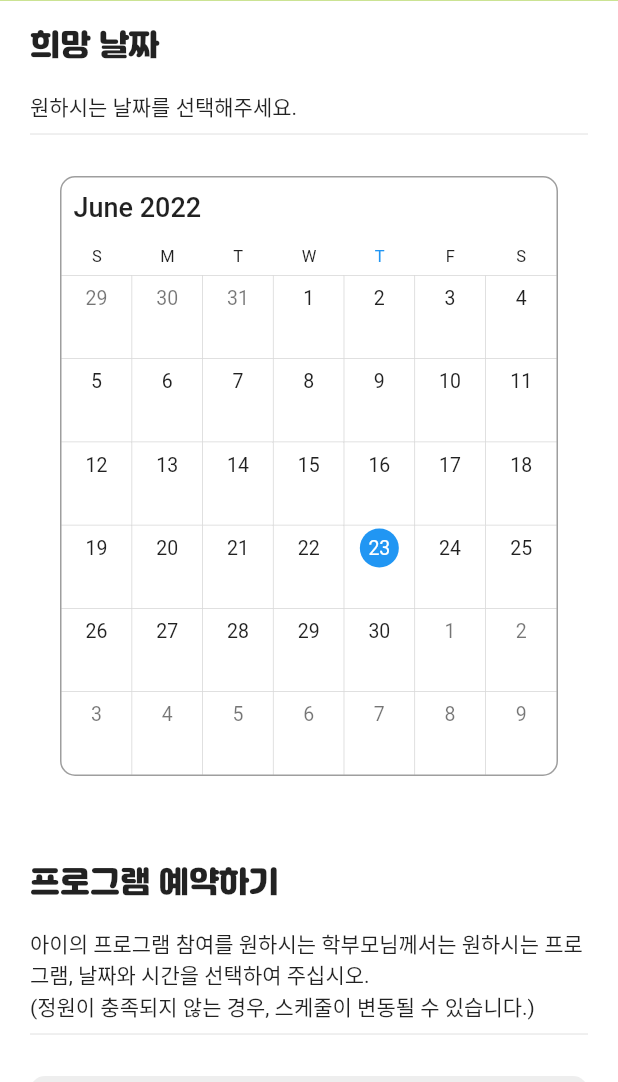
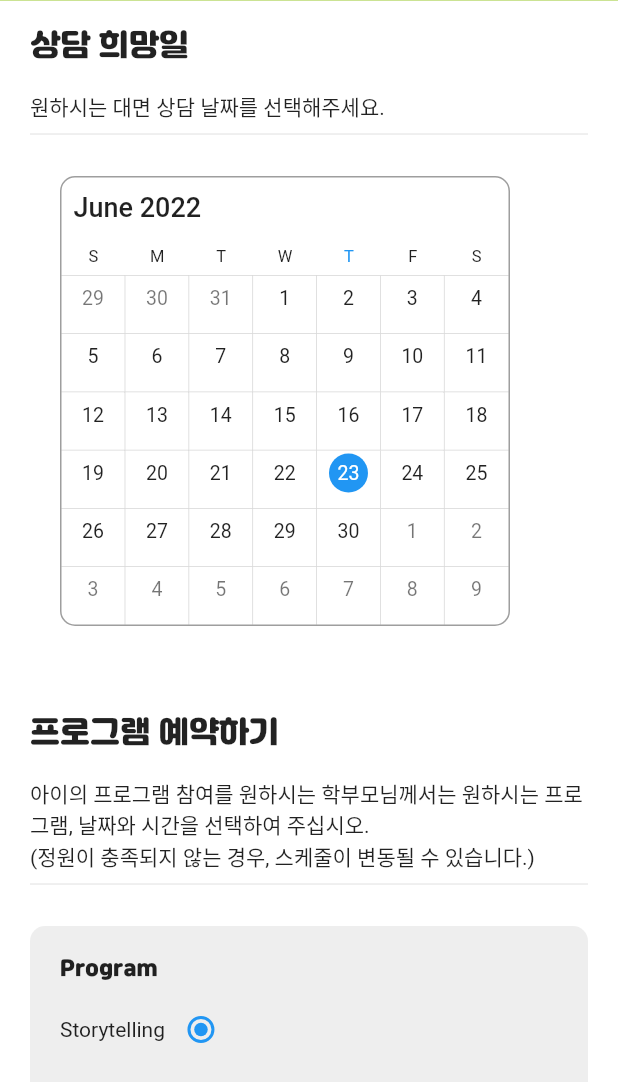
Before and after one commit to mirk098718/gi_english_website, a Flutter app: the CafeReservationPage widget shown alone on an empty page, opened directly, on a phone screen of 412 x 824 dp, the part 154-1236 px from its top. Run offline on Flutter 3.47's test engine with Material 2 defaults, Android fonts, the phone set to English and light mode, and no system bars; drawn by our look-alikes of syncfusion_flutter_calendar; our stand-ins replace shared_preferences; missing offline and left inert: shared_preferences_web; accounts and stored records are empty.

Commit message:
Visitor Division

```diff
--- a/lib/cafePages/CafeReservationPage.dart
+++ b/lib/cafePages/CafeReservationPage.dart
@@ -1,16 +1,18 @@
 import 'package:flutter/cupertino.dart';
 import 'package:flutter/material.dart';
-import 'package:gi_english_website/cafePages/CafeAboutPage.dart';
 import 'package:gi_english_website/class/Visitor.dart';
+import 'package:gi_english_website/util/JsonUtil.dart';
 import 'package:gi_english_website/util/MenuUtil.dart';
-import 'package:gi_english_website/util/MyWidget.dart';
 import 'package:gi_english_website/util/MyWidget.dart';
 import 'package:gi_english_website/util/Palette.dart';
 import 'package:gi_english_website/util/SnackbarUtil.dart';
 import 'package:gi_english_website/widget/EasyRadio.dart';
 import 'package:gi_english_website/widget/MobileCafeLayout.dart';
 import 'package:gi_english_website/widget/WebCafeLayout.dart';
+import 'package:shared_preferences/shared_preferences.dart';
 import 'package:syncfusion_flutter_calendar/calendar.dart';
+import '../class/CafeVisitor.dart';
+import '../util/DialogUtil.dart';
 
 class CafeReservationPage extends StatefulWidget {
   const CafeReservationPage({Key? key}) : super(key: key);
@@ -21,18 +23,21 @@ class CafeReservationPage extends StatefulWidget {
 
 class _CafeReservationPageState extends State<CafeReservationPage> {
   late CafeReservationPageService s;
-  Visitor visitor = Visitor.init();
+  late CafeVisitor cafeVisitor;
   MyGroupValue periodMyGroupValue = MyGroupValue("");
   MyGroupValue programMyGroupValue = MyGroupValue("program1");
-
-  final childNameController = TextEditingController();
-  final parentNameController = TextEditingController();
-  final childAgeController = TextEditingController();
-  final parentContactController = TextEditingController();
 
   @override
   void initState() {
     s = CafeReservationPageService(this);
+    cafeVisitor = CafeVisitor(
+      childName: "",
+      childAge: 0,
+      parentName: "",
+      parentNumber: "",
+      program: programMyGroupValue.value,
+      programPeriod: periodMyGroupValue.value,
+    );
   }
 
   @override
@@ -172,7 +177,7 @@ class _CafeReservationPageState extends State<CafeReservationPage> {
   Widget weekdayPeriodRadio() {
     void onChanged(MyGroupValue myGroupValue) {
       periodMyGroupValue = myGroupValue;
-      visitor.programPeriod = periodMyGroupValue.value;
+      cafeVisitor.programPeriod = periodMyGroupValue.value;
       SnackbarUtil.showSnackBar("${periodMyGroupValue.value} 선택", context);
     }
 
@@ -214,7 +219,7 @@ class _CafeReservationPageState extends State<CafeReservationPage> {
   Widget saturdayPeriodRadio() {
     void onChanged(MyGroupValue myGroupValue) {
       periodMyGroupValue = myGroupValue;
-      visitor.programPeriod = periodMyGroupValue.value;
+      cafeVisitor.programPeriod = periodMyGroupValue.value;
       SnackbarUtil.showSnackBar("${periodMyGroupValue.value} 선택", context);
     }
 
@@ -270,7 +275,7 @@ class _CafeReservationPageState extends State<CafeReservationPage> {
   Widget sundayPeriodRadio() {
     void onChanged(MyGroupValue myGroupValue) {
       periodMyGroupValue = myGroupValue;
-      visitor.programPeriod = periodMyGroupValue.value;
+      cafeVisitor.programPeriod = periodMyGroupValue.value;
       SnackbarUtil.showSnackBar("${periodMyGroupValue.value} 선택", context);
     }
 
@@ -319,7 +324,7 @@ class _CafeReservationPageState extends State<CafeReservationPage> {
   Widget programRadio() {
     void onChanged(MyGroupValue myGroupValue) {
       programMyGroupValue = myGroupValue;
-      visitor.program = programMyGroupValue.value;
+      cafeVisitor.program = programMyGroupValue.value;
       SnackbarUtil.showSnackBar("${programMyGroupValue.value} 선택", context);
     }
 
@@ -445,41 +450,34 @@ class _CafeReservationPageState extends State<CafeReservationPage> {
           height: 20,
         ),
         Text("아이 이름"),
-        roundEdgeTextField(childNameController),
+        MyWidget.roundEdgeTextFieldVisitorVer(onChanged: (text) {
+          cafeVisitor.childName = text;
+        }),
         SizedBox(
           height: 20,
         ),
         Text("아이 연령"),
-        roundEdgeTextField(childAgeController),
+        MyWidget.roundEdgeTextFieldVisitorVer(onChanged: (text) {
+          cafeVisitor.childAge = int.tryParse(text) ?? 0;
+        }),
         SizedBox(
           height: 20,
         ),
         Text("보호자님 성함"),
-        roundEdgeTextField(parentNameController),
+        MyWidget.roundEdgeTextFieldVisitorVer(onChanged: (text) {
+          cafeVisitor.parentName = text;
+        }),
         SizedBox(
           height: 20,
         ),
         Text("보호자님 연락처"),
-        roundEdgeTextField(parentContactController),
+        MyWidget.roundEdgeTextFieldVisitorVer(onChanged: (text) {
+          cafeVisitor.parentNumber = text;
+        }),
         SizedBox(
           height: 20,
         ),
       ],
-    );
-  }
-
-  Widget roundEdgeTextField(TextEditingController controller) {
-    return Container(
-      padding: EdgeInsets.only(top: 7, bottom: 7),
-      width: 500,
-      color: Colors.transparent,
-      child: TextField(
-        decoration: InputDecoration(
-          filled: true,
-          fillColor: Colors.white,
-          border: OutlineInputBorder(borderRadius: BorderRadius.circular(10)),
-        ),
-      ),
     );
   }
 
@@ -550,7 +548,7 @@ class _CafeReservationPageState extends State<CafeReservationPage> {
         child: Column(
           children: [
             // mobileMainImage(),
-            leftBox(),
+            mobileCalendarBox(),
             content(),
             SizedBox(height: 51, child: MyWidget.mobileCafeFooter())
           ],
@@ -604,6 +602,58 @@ class _CafeReservationPageState extends State<CafeReservationPage> {
       ),
     );
   }
+
+  Widget mobileCalendarBox() {
+    return Container(
+      padding: EdgeInsets.all(20),
+      child: Column(
+        mainAxisAlignment: MainAxisAlignment.start,
+        crossAxisAlignment: CrossAxisAlignment.start,
+        children: [
+          Text(
+            "상담 희망일",
+            style: TextStyle(fontFamily: "Jalnan", fontSize: 20),
+          ),
+          SizedBox(height: 20),
+          Text("원하시는 대면 상담 날짜를 선택해주세요."),
+          Divider(),
+          Container(
+            width: 300,
+            height: 300,
+            alignment: Alignment.center,
+            margin: EdgeInsets.all(20),
+            decoration: BoxDecoration(
+              borderRadius: BorderRadius.circular(10),
+              border: Border.all(
+                width: 1,
+                color: Colors.grey,
+              ),
+            ),
+            child: SfCalendar(
+              view: CalendarView.month,
+              onTap: (CalendarTapDetails calendarTapDetails) {
+                // DateTime dateTime = DateTime.now();
+                DateTime? dateTime = calendarTapDetails.date;
+                if (dateTime != null) {
+                  // dateTime = dateTime.subtract(Duration(hours: 1));
+                  // dateTime = dateTime.add(Duration(hours: 1));
+                  // dateTime.isAfter(other);
+                  // dateTime.isBefore(other);
+
+                  //마감일과 현재일을 비교. 마감일을 넘겼는가? 마감일을 넘기지 않았는가?
+
+                  //DateTime이라는 자료형이 있음. (dart꺼)
+                  //이 녀석이 날짜를 표현.
+                  print(
+                      "opnTap calendarTapDetails.date:${calendarTapDetails.date}");
+                }
+              },
+            ),
+          ),
+        ],
+      ),
+    );
+  }
 }
 
 class CafeReservationPageService {
@@ -611,64 +661,15 @@ class CafeReservationPageService {
 
   CafeReservationPageService(this.state);
 
-  void submit() {
+  void submit() async {
     var context = state.context;
-    String childName = state.childNameController.text;
-    String childAge = state.childAgeController.text;
-    String parentName = state.parentNameController.text;
-    String parentNumber = state.parentContactController.text;
+    if (!state.cafeVisitor.isValid()) {
+      SnackbarUtil.showSnackBar("정보를 입력해주세요.", context);
+      return;
+    }
 
-    if (childName.isNotEmpty &&
-        (!childAge.isEmpty) &&
-        parentName != "" &&
-        parentNumber != "") {
-      // todo: make else work here
-      // todo: make a visitor instance with above information and save it using shared preferences.
-
-      showDialog(
-        context: context,
-        builder: (context) {
-          return AlertDialog(
-              content: Container(
-            width: 250,
-            height: 260,
-            alignment: Alignment.center,
-            padding: EdgeInsets.all(30),
-            child: Column(
-              children: [
-                SizedBox(
-                  height: 50,
-                ),
-                Text(
-                  "예약이 완료되었습니다.",
-                  textAlign: TextAlign.center,
-                ),
-                SizedBox(
-                  height: 60,
-                ),
-                Container(
-                  width: 150,
-                  height: 50,
-                  child: ElevatedButton(
-                    style: ElevatedButton.styleFrom(
-                      primary: Palette.mainLime,
-                      onPrimary: Palette.black,
-                    ),
-                    onPressed: backPage,
-                    child: Text(
-                      "확인",
-                      style: TextStyle(fontFamily: "Jalnan"),
-                    ),
-                  ),
-                )
-              ],
-            ),
-          ));
-        },
-      );
-    } else {
-      SnackbarUtil.showSnackBar("정보를 입력해주세요.", context);
-    }
+    await state.cafeVisitor.save();
+    DialogUtil.showAlert(context, "예약이 완료되었습니다.");
   }
 
   void moveCafeReservationPage() {
@@ -676,8 +677,4 @@ class CafeReservationPageService {
     MenuUtil.push(context, CafeReservationPage());
   }
 
-  void backPage() {
-    var context = state.context;
-    MenuUtil.pop(context);
-  }
 }
--- /dev/null
+++ b/lib/class/CafeVisitor.dart
@@ -0,0 +1,44 @@
+import 'package:shared_preferences/shared_preferences.dart';
+
+import '../util/JsonUtil.dart';
+import 'Visitor.dart';
+
+class CafeVisitor extends Visitor {
+  String prefKey() => "CafeVisitor:${childName}";
+  String program;
+  String programPeriod;
+
+  CafeVisitor({
+    required super.childName,
+    required super.childAge,
+    required super.parentName,
+    required super.parentNumber,
+    required this.program,
+    required this.programPeriod,
+  });
+
+  Map<String, dynamic> toJson() {
+    Map<String, dynamic> map = super.toJson();
+    map.addAll({
+      'program': program,
+      'programPeriod': programPeriod,
+    });
+
+    return map;
+  }
+  CafeVisitor.fromJson(Map<String, dynamic> json)
+    : program = json['program'],
+      programPeriod = json['programPeriod'], super.fromJson(json);
+
+  bool isValid() {
+    return childName != "" && parentName != "" && parentNumber != "";
+  }
+
+  Future<void> save() async{
+    SharedPreferences prefs = await SharedPreferences.getInstance();
+    Map<String, dynamic> jsonMap = toJson();
+    String jsonStr = JsonUtil.mapToString(jsonMap);
+    await prefs.setString(prefKey(), jsonStr);
+    print(jsonStr);
+  }
+}
--- a/lib/class/Visitor.dart
+++ b/lib/class/Visitor.dart
@@ -1,23 +1,24 @@
 class Visitor {
   String childName;
-  String childAge;
+  int childAge;
   String parentName;
-  String program;
-  String programPeriod;
-  String time;
-  String level;
   String parentNumber;
 
-  Visitor(this.childName, this.childAge, this.parentName, this.program,
-      this.programPeriod, this.level, this.time, this.parentNumber);
 
-  Visitor.init()
-      : childName = "",
-        childAge = "",
-        parentName = "",
-        program = "",
-        programPeriod = "",
-        level = "",
-        time = "",
-        parentNumber = "";
+  Visitor({required this.childName, required this.childAge, required this.parentName, required this.parentNumber});
+
+  Map<String, dynamic> toJson() {
+    return {
+      'childName': childName,
+      'childAge': childAge,
+      'parentName': parentName,
+      'parentNumber': parentNumber,
+    };
+  }
+
+  Visitor.fromJson(Map<String, dynamic> json)
+      : childName = json['childName'],
+        childAge = json['childAge'],
+        parentName = json['parentName'],
+        parentNumber = json['parentNumber'];
 }
--- a/lib/util/MyWidget.dart
+++ b/lib/util/MyWidget.dart
@@ -95,6 +95,24 @@ class MyWidget {
     );
   }
 
+
+  static Widget roundEdgeTextFieldVisitorVer(
+      {TextEditingController? controller, ValueChanged<String>? onChanged}) {
+    return Container(
+      padding: EdgeInsets.only(top: 7, bottom: 7),
+      width: 500,
+      color: Colors.transparent,
+      child: TextField(
+        controller: controller,
+        decoration: InputDecoration(
+          filled: true,
+          fillColor: Colors.white,
+          border: OutlineInputBorder(borderRadius: BorderRadius.circular(10)),
+        ),
+        onChanged: onChanged,
+      ),
+    );
+  }
 
   static Widget roundEdgeTextField(String hintText, TextEditingController controller) {
     return Container(
--- a/pubspec.yaml
+++ b/pubspec.yaml
@@ -18,7 +18,7 @@ publish_to: 'none' # Remove this line if you wish to publish to pub.dev
 version: 1.0.0+1
 
 environment:
-  sdk: ">=2.12.0 <3.0.0"
+  sdk: ">=2.17.0 <3.0.0"
 
 dependencies:
   flutter:
@@ -28,6 +28,7 @@ dependencies:
   # The following adds the Cupertino Icons font to your application.
   # Use with the CupertinoIcons class for iOS style icons.
   cupertino_icons: ^1.0.2
+  shared_preferences: ^2.0.6
   syncfusion_flutter_calendar: ^20.1.59
 
 dev_dependencies:
```
Also changed, not shown: lib/class/SchoolVisitor.dart (added, +45 -0 lines), lib/pages/SchoolConsultationPage.dart (+109 -79 lines), lib/util/DialogUtil.dart (added, +59 -0 lines), lib/util/generated_plugin_registrant.dart (added, +16 -0 lines), pubspec.lock, 1 other file.
